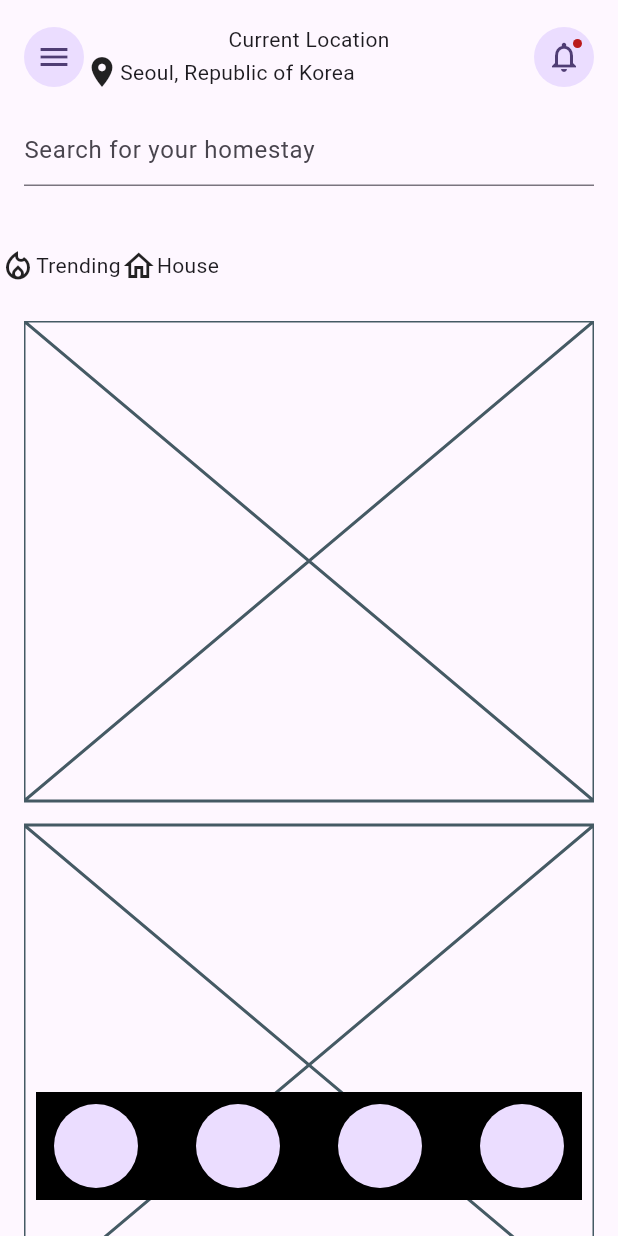
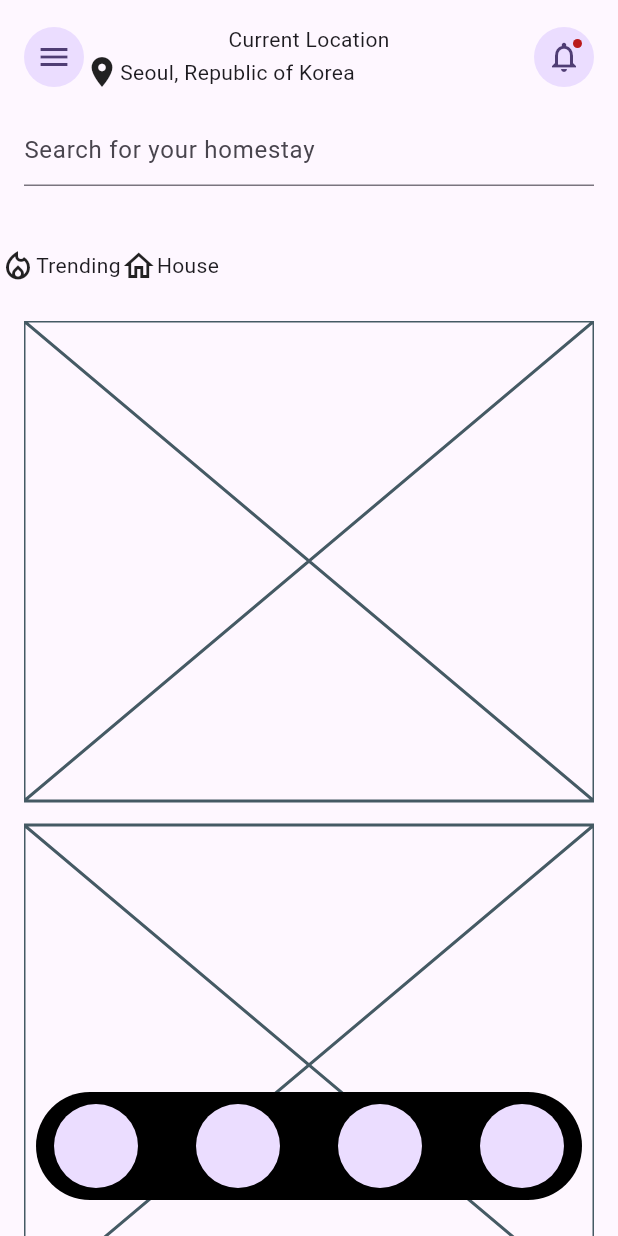
Before and after one commit to JAICHANGPARK/flutter_notebook_chapter_36, a Flutter app: the RealEstate2HomePage screen opened directly, on a phone screen of 412 x 824 dp. Run offline on Flutter 3.47's test engine with Material 3 defaults, Android fonts, the phone set to English and light mode, and no system bars; our stand-ins replace gap, google_fonts.

Commit message:
Update real_estate_2_home_page.dart

```diff
--- a/lib/ep1836_real_estate_app/views/real_estate_2_home_page.dart
+++ b/lib/ep1836_real_estate_app/views/real_estate_2_home_page.dart
@@ -113,7 +113,8 @@ class _RealEstate2HomePageState extends State<RealEstate2HomePage> {
               left: 24,
               right: 24,
               child: Container(
-                decoration: BoxDecoration(
+                decoration: ShapeDecoration(
+                  shape: StadiumBorder(),
                   color: Colors.black,
                 ),
                 padding: EdgeInsets.symmetric(horizontal: 12, vertical: 8),
```
